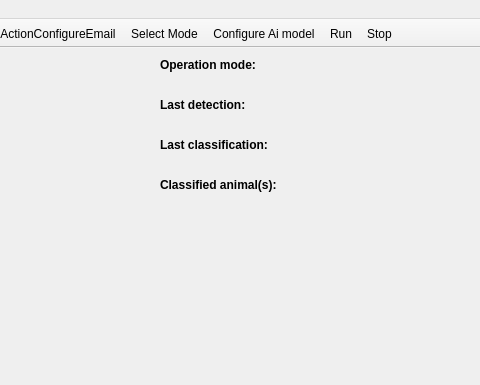
First picture: the form in src/ui/mainwindow.ui, repository stefanodellosa-personal/WADAS, before the edit; both pictures show x 670 to 1150 and y 0 to 385 of the 1150 by 815 pixel window.
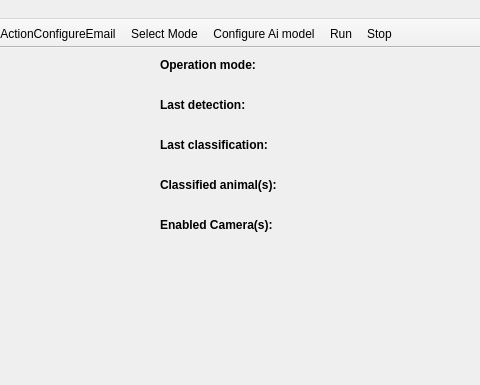
Second picture: the form after the edit. Icons and pictures are not drawn.

Patch:
```diff
--- a/src/ui/mainwindow.ui
+++ b/src/ui/mainwindow.ui
@@ -162,6 +162,18 @@
        </property>
       </widget>
      </item>
+     <item>
+      <widget class="QLabel" name="label">
+       <property name="font">
+        <font>
+         <bold>true</bold>
+        </font>
+       </property>
+       <property name="text">
+        <string>Enabled Camera(s):</string>
+       </property>
+      </widget>
+     </item>
      <item>
       <spacer name="verticalSpacer">
        <property name="orientation">
```
